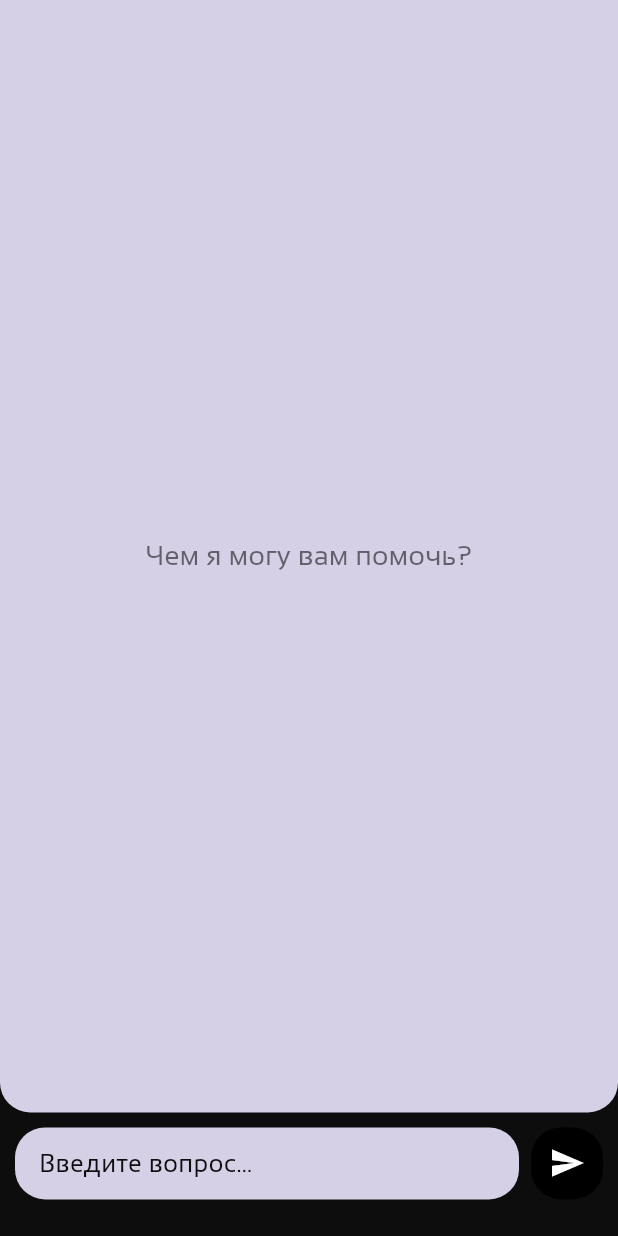
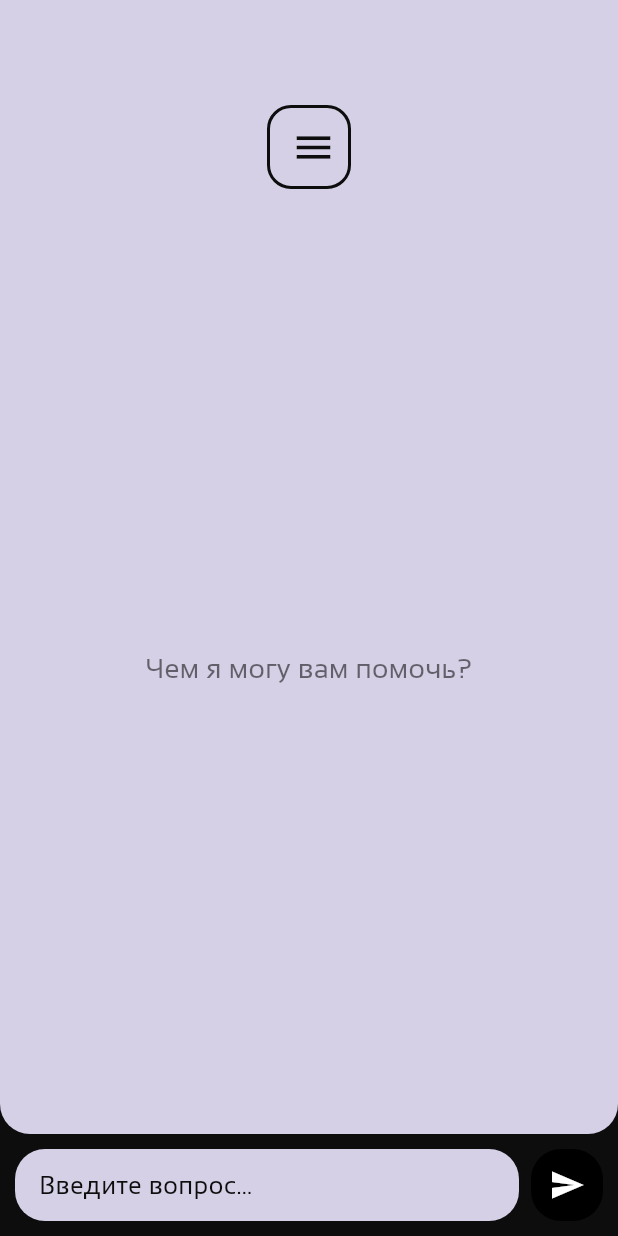
Before and after one commit to n1k-1ta/ruhe, a Flutter app: the ChatScreen screen opened by its route, on a phone screen of 412 x 824 dp. Run offline on Flutter 3.47's test engine with Material 3 defaults, Android fonts, the phone set to English and light mode, and no system bars; our stand-ins replace cloud_firestore, dio, firebase_auth, firebase_core, flutter_svg; accounts and stored records are empty.

Commit message:
Ruhe (betaV1)

```diff
--- a/lib/chat_screen.dart
+++ /dev/null
@@ -1,122 +0,0 @@
-import 'package:flutter/material.dart';
-import 'package:provider/provider.dart';
-import 'chat_provider.dart';
-
-class ChatScreen extends StatelessWidget {
-  ChatScreen({super.key});
-
-  final TextEditingController _controller = TextEditingController();
-
-  @override
-  Widget build(BuildContext context) {
-    final chatProvider = Provider.of<ChatProvider>(context);
-
-    // Получаем текущие отступы для клавиатуры
-    final viewInsets = MediaQuery.of(context).viewInsets;
-    final bottomInset = viewInsets.bottom;
-
-    return Scaffold(
-      backgroundColor: Color(0xFF0D0D0D), // Темный фон
-      body: Column(
-        children: [
-          // Виджет для сообщений
-          Container(
-            height: MediaQuery.of(context).size.height * 0.9 - bottomInset,
-            decoration: BoxDecoration(
-              color: Color(0xFFD5D0E6), // Цвет фона виджета
-              borderRadius: BorderRadius.only(
-                bottomLeft: Radius.circular(20),
-                bottomRight: Radius.circular(20),
-              ),
-            ),
-            child: chatProvider.messages.isEmpty
-                ? Center(
-                    child: Text(
-                      "Чем я могу вам помочь?",
-                      style: TextStyle(
-                        fontSize: 18,
-                        color: Colors.black54,
-                      ),
-                      textAlign: TextAlign.center,
-                    ),
-                  )
-                : ListView.builder(
-                    itemCount: chatProvider.messages.length,
-                    itemBuilder: (context, index) {
-                      final message = chatProvider.messages[index];
-                      return Align(
-                        alignment: message.isUser
-                            ? Alignment.centerRight
-                            : Alignment.centerLeft,
-                        child: Container(
-                          margin: const EdgeInsets.symmetric(
-                              vertical: 4, horizontal: 8),
-                          padding: const EdgeInsets.all(12),
-                          decoration: BoxDecoration(
-                            color: message.isUser
-                                ? Color(0xFF0D0D0D) // Фон сообщений пользователя
-                                : Colors.transparent, // Фон входящих сообщений
-                            borderRadius: BorderRadius.circular(12),
-                            border: Border.all(color: Colors.grey[800]!),
-                          ),
-                          child: Text(
-                            message.text,
-                            style: TextStyle(
-                              color: message.isUser
-                                  ? Color(0xFFD5D0E6) // Цвет текста пользователя
-                                  : Color(0xFF0D0D0D), // Цвет текста входящих сообщений
-                            ),
-                          ),
-                        ),
-                      );
-                    },
-                  ),
-          ),
-          // Поле ввода и кнопка отправки
-          Padding(
-            padding: const EdgeInsets.all(10.0),
-            child: Row(
-              children: [
-                Expanded(
-                  child: Container(
-                    decoration: BoxDecoration(
-                      color: Color(0xFFD5D0E6), // Цвет поля ввода
-                      borderRadius: BorderRadius.circular(20),
-                    ),
-                    child: TextField(
-                      controller: _controller,
-                      style: TextStyle(color: Color(0xFF0D0D0D)), // Цвет текста
-                      decoration: InputDecoration(
-                        hintText: "Введите вопрос...",
-                        hintStyle: TextStyle(color: Color(0xFF0D0D0D)),
-                        border: InputBorder.none,
-                        contentPadding: const EdgeInsets.symmetric(
-                            horizontal: 16, vertical: 8),
-                      ),
-                    ),
-                  ),
-                ),
-                Container(
-                  margin: const EdgeInsets.only(left: 8),
-                  decoration: BoxDecoration(
-                    color: Colors.black,
-                    borderRadius: BorderRadius.circular(20),
-                  ),
-                  child: IconButton(
-                    icon: const Icon(Icons.send, color: Colors.white),
-                    onPressed: () {
-                      if (_controller.text.isNotEmpty) {
-                        chatProvider.sendMessage(_controller.text);
-                        _controller.clear();
-                      }
-                    },
-                  ),
-                ),
-              ],
-            ),
-          ),
-        ],
-      ),
-    );
-  }
-}
--- a/lib/chat_provider.dart
+++ b/lib/providers/chat_provider.dart
@@ -29,7 +29,7 @@ class ChatProvider extends ChangeNotifier {
         "messages": [
           {
             "role": "system",
-            "content": systemPrompt // Подключаем промпт для корректного поведения
+            "content": systemPrompt
           },
           ...messages.map((msg) => {
             "role": msg.isUser ? "user" : "assistant",
--- /dev/null
+++ b/lib/screens/chat_screen.dart
@@ -0,0 +1,122 @@
+import 'package:flutter/material.dart';
+import 'package:provider/provider.dart';
+import '../providers/chat_provider.dart';
+import '../widgets/menu_widget.dart';
+
+class ChatScreen extends StatelessWidget {
+  ChatScreen({super.key});
+
+  final TextEditingController _controller = TextEditingController();
+
+  @override
+  Widget build(BuildContext context) {
+    final chatProvider = Provider.of<ChatProvider>(context);
+
+    return Scaffold(
+      backgroundColor: const Color(0xFF0D0D0D),
+      body: Column(
+        children: [
+          Container(
+            width: double.infinity,
+            color: const Color(0xFFD5D0E6),
+            padding: const EdgeInsets.symmetric(vertical: 10),
+            child: const Center(child: MenuWidget()),
+          ),
+          Expanded(
+            child: Container(
+              decoration: const BoxDecoration(
+                color: Color(0xFFD5D0E6),
+                borderRadius: BorderRadius.only(
+                  bottomLeft: Radius.circular(20),
+                  bottomRight: Radius.circular(20),
+                ),
+              ),
+              child: chatProvider.messages.isEmpty
+                  ? const Center(
+                      child: Text(
+                        "Чем я могу вам помочь?",
+                        style: TextStyle(fontSize: 18, color: Colors.black54),
+                        textAlign: TextAlign.center,
+                      ),
+                    )
+                  : ListView.builder(
+                      itemCount: chatProvider.messages.length,
+                      itemBuilder: (context, index) {
+                        final message = chatProvider.messages[index];
+                        return Align(
+                          alignment: message.isUser
+                              ? Alignment.centerRight
+                              : Alignment.centerLeft,
+                          child: Container(
+                            margin: const EdgeInsets.symmetric(
+                                vertical: 4, horizontal: 8),
+                            padding: const EdgeInsets.all(12),
+                            decoration: BoxDecoration(
+                              color: message.isUser
+                                  ? const Color(0xFF0D0D0D)
+                                  : Colors.transparent,
+                              borderRadius: BorderRadius.circular(12),
+                              border: Border.all(color: Colors.grey[800]!),
+                            ),
+                            child: Text(
+                              message.text,
+                              style: TextStyle(
+                                color: message.isUser
+                                    ? const Color(0xFFD5D0E6)
+                                    : const Color(0xFF0D0D0D),
+                              ),
+                            ),
+                          ),
+                        );
+                      },
+                    ),
+            ),
+          ),
+          Container(
+            color: const Color(0xFF0D0D0D),
+            padding: const EdgeInsets.all(10.0),
+            child: Row(
+              children: [
+                Expanded(
+                  child: Container(
+                    decoration: BoxDecoration(
+                      color: const Color(0xFFD5D0E6),
+                      borderRadius: BorderRadius.circular(20),
+                    ),
+                    child: TextField(
+                      controller: _controller,
+                      style: const TextStyle(color: Color(0xFF0D0D0D)),
+                      decoration: const InputDecoration(
+                        hintText: "Введите вопрос...",
+                        hintStyle: TextStyle(color: Color(0xFF0D0D0D)),
+                        border: InputBorder.none,
+                        contentPadding:
+                            EdgeInsets.symmetric(horizontal: 16, vertical: 8),
+                      ),
+                    ),
+                  ),
+                ),
+                const SizedBox(width: 8),
+                Container(
+                  decoration: BoxDecoration(
+                    color: Colors.black,
+                    borderRadius: BorderRadius.circular(20),
+                  ),
+                  child: IconButton(
+                    icon: const Icon(Icons.send, color: Colors.white),
+                    onPressed: () {
+                      if (_controller.text.isNotEmpty) {
+                        chatProvider.sendMessage(_controller.text);
+                        _controller.clear();
+                      }
+                    },
+                  ),
+                ),
+              ],
+            ),
+          ),
+        ],
+      ),
+    );
+  }
+}
--- /dev/null
+++ b/lib/widgets/menu_widget.dart
@@ -0,0 +1,144 @@
+import 'package:flutter/material.dart';
+import 'package:ruhe/screens/profile_screen.dart';
+import 'package:ruhe/screens/chat_screen.dart';
+
+class MenuWidget extends StatefulWidget {
+  const MenuWidget({super.key});
+
+  @override
+  _MenuWidgetState createState() => _MenuWidgetState();
+}
+
+class _MenuWidgetState extends State<MenuWidget> with SingleTickerProviderStateMixin {
+  bool _isExpanded = false;
+  late AnimationController _animationController;
+  late Animation<double> _widthAnimation;
+  late Animation<double> _fadeAnimation;
+  late Animation<double> _rotationAnimation;
+
+  @override
+  void initState() {
+    super.initState();
+
+    _animationController = AnimationController(
+      vsync: this,
+      duration: const Duration(milliseconds: 400),
+    );
+
+    _widthAnimation = Tween<double>(begin: 56, end: 220).animate(
+      CurvedAnimation(
+        parent: _animationController,
+        curve: Curves.easeInOut,
+      ),
+    );
+
+    _fadeAnimation = Tween<double>(begin: 0, end: 1).animate(
+      CurvedAnimation(
+        parent: _animationController,
+        curve: const Interval(0.8, 1, curve: Curves.easeIn),
+      ),
+    );
+
+    _rotationAnimation = Tween<double>(begin: 0, end: 0.25).animate(
+      CurvedAnimation(
+        parent: _animationController,
+        curve: Curves.easeInOut,
+      ),
+    );
+  }
+
+  void _toggleMenu() {
+    setState(() {
+      _isExpanded = !_isExpanded;
+      if (_isExpanded) {
+        _animationController.forward();
+      } else {
+        _animationController.reverse();
+      }
+    });
+  }
+
+  void _openProfile() {
+    Navigator.push(
+      context,
+      MaterialPageRoute(builder: (context) => const ProfileScreen()),
+    );
+  }
+
+  void _openChat() {
+    Navigator.push(
+      context,
+      MaterialPageRoute(builder: (context) => ChatScreen()),
+    );
+  }
+
+  @override
+  void dispose() {
+    _animationController.dispose();
+    super.dispose();
+  }
+
+  @override
+  Widget build(BuildContext context) {
+    return AnimatedBuilder(
+      animation: _animationController,
+      builder: (context, child) {
+        return Padding(
+          padding: const EdgeInsets.only(top: 60),
+          child: Center(
+            child: Container(
+              width: _widthAnimation.value,
+              height: 56,
+              decoration: BoxDecoration(
+                color: const Color(0xFFD5D0E6),
+                shape: BoxShape.rectangle,
+                borderRadius: BorderRadius.circular(16),
+                border: Border.all(color: const Color(0xFF0D0D0D), width: 2),
+              ),
+              child: Row(
+                mainAxisAlignment: MainAxisAlignment.center,
+                children: [
+                  IgnorePointer(
+                    ignoring: !_isExpanded,
+                    child: Visibility(
+                      visible: _isExpanded,
+                      child: FadeTransition(
+                        opacity: _fadeAnimation,
+                        child: GestureDetector(
+                          onTap: _openProfile,
+                          child: const Icon(Icons.account_circle, size: 26, color: Color(0xFF0D0D0D)),
+                        ),
+                      ),
+                    ),
+                  ),
+                  const SizedBox(width: 14),
+                  GestureDetector(
+                    onTap: _toggleMenu,
+                    child: RotationTransition(
+                      turns: _rotationAnimation,
+                      child: const Icon(Icons.menu, size: 30, color: Color(0xFF0D0D0D)),
+                    ),
+                  ),
+                  const SizedBox(width: 14),
+                  IgnorePointer(
+                    ignoring: !_isExpanded,
+                    child: Visibility(
+                      visible: _isExpanded,
+                      child: FadeTransition(
+                        opacity: _fadeAnimation,
+                        child: GestureDetector(
+                          onTap: _openChat,
+                          child: const Icon(Icons.chat, size: 26, color: Color(0xFF0D0D0D)),
+                        ),
+                      ),
+                    ),
+                  ),
+                ],
+              ),
+            ),
+          ),
+        );
+      },
+    );
+  }
+}
```
Also changed, not shown: lib/main.dart (+6 -5 lines), lib/menu_component.dart (deleted, +0 -91 lines), lib/screens/auth_screen.dart (renamed from lib/auth_screen.dart, +5 -5 lines), lib/screens/profile_screen.dart (added, +127 -0 lines), lib/services/auth_service.dart (renamed from lib/auth_service.dart, +2 -10 lines), lib/screens/splash_screen.dart (renamed from lib/splash_screen.dart), lib/utils/firebase_options.dart (renamed from lib/firebase_options.dart).
